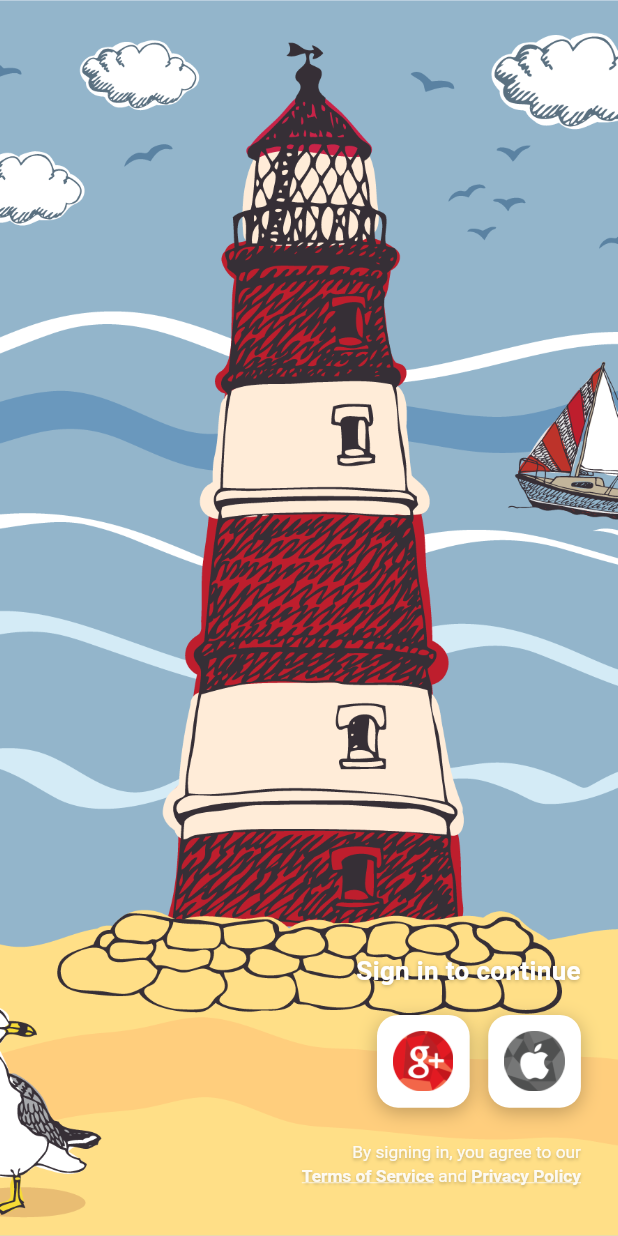
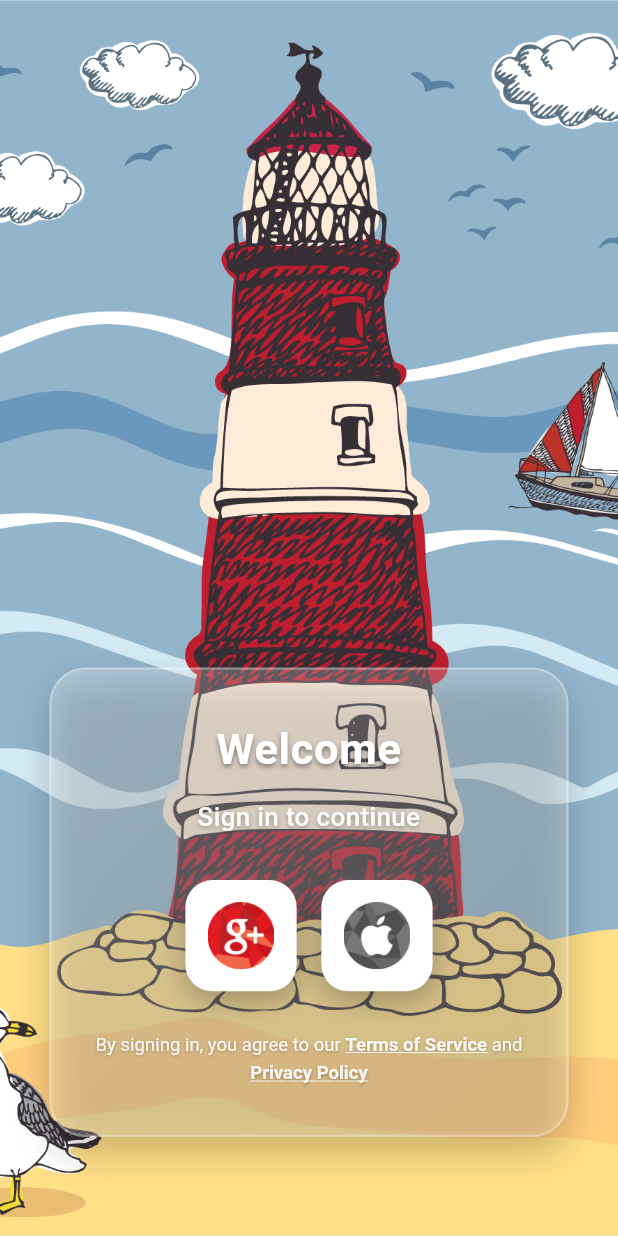
Before and after one commit to StoryBeeBooks/cangrant, a Flutter app: the AuthScreen screen opened directly, on a phone screen of 412 x 824 dp. Run offline on Flutter 3.47's test engine with Material 3 defaults, Android fonts, the phone set to English and light mode, and no system bars; our stand-ins replace google_sign_in, shared_preferences, sign_in_with_apple, supabase_flutter; accounts and stored records are empty.

Commit message:
Redesign auth screen with professional UX/UI: glassmorphism card, better hierarchy, improved readability

```diff
--- a/lib/screens/pre_login/auth_screen.dart
+++ b/lib/screens/pre_login/auth_screen.dart
@@ -140,45 +140,37 @@ class _AuthScreenState extends State<AuthScreen> {
             ),
           ),
 
-          // Content overlay - positioned in bottom right
+          // Content overlay - positioned at bottom with better UX/UI design
           SafeArea(
-            child: Align(
-              alignment: Alignment.bottomRight,
-              child: Padding(
-                padding: EdgeInsets.only(
-                  right: screenWidth * 0.06,
-                  bottom: screenHeight * 0.04,
-                  left: screenWidth * 0.15, // Allow space on left for balance
-                ),
             child: Column(
-                  mainAxisSize: MainAxisSize.min,
-                  crossAxisAlignment: CrossAxisAlignment.end,
               children: [
-                    // Error message (if any)
+                // Error message at top if present
                 if (_errorMessage != null)
                   Container(
                     width: double.infinity,
                     padding: EdgeInsets.symmetric(
-                          horizontal: screenWidth * 0.04,
-                          vertical: screenHeight * 0.015,
+                      horizontal: screenWidth * 0.045,
+                      vertical: screenHeight * 0.018,
                     ),
-                        margin: EdgeInsets.only(bottom: screenHeight * 0.025),
+                    margin: EdgeInsets.fromLTRB(
+                      screenWidth * 0.06,
+                      screenHeight * 0.02,
+                      screenWidth * 0.06,
+                      0,
+                    ),
                     decoration: BoxDecoration(
                       gradient: LinearGradient(
                         colors: [Colors.red[50]!, Colors.red[100]!],
                         begin: Alignment.topLeft,
                         end: Alignment.bottomRight,
                       ),
-                          borderRadius: BorderRadius.circular(12),
-                          border: Border.all(
-                            color: Colors.red[300]!,
-                            width: 1.5,
-                          ),
+                      borderRadius: BorderRadius.circular(16),
+                      border: Border.all(color: Colors.red[300]!, width: 1.5),
                       boxShadow: [
                         BoxShadow(
-                              color: Colors.red[100]!.withOpacity(0.3),
-                              blurRadius: 8,
-                              offset: const Offset(0, 2),
+                          color: Colors.black.withOpacity(0.15),
+                          blurRadius: 12,
+                          offset: const Offset(0, 4),
                         ),
                       ],
                     ),
@@ -186,11 +178,11 @@ class _AuthScreenState extends State<AuthScreen> {
                       crossAxisAlignment: CrossAxisAlignment.start,
                       children: [
                         Icon(
-                              Icons.info_outline_rounded,
+                          Icons.error_outline_rounded,
                           color: Colors.red[700],
-                              size: 22,
+                          size: 24,
                         ),
-                            const SizedBox(width: 10),
+                        const SizedBox(width: 12),
                         Expanded(
                           child: Column(
                             crossAxisAlignment: CrossAxisAlignment.start,
@@ -199,23 +191,23 @@ class _AuthScreenState extends State<AuthScreen> {
                                 'Sign In Failed',
                                 style: TextStyle(
                                   color: Colors.red[900],
-                                      fontSize: (screenWidth * 0.037).clamp(
-                                        13.0,
-                                        15.0,
+                                  fontSize: (screenWidth * 0.04).clamp(
+                                    14.0,
+                                    16.0,
                                   ),
                                   fontWeight: FontWeight.bold,
                                 ),
                               ),
-                                  const SizedBox(height: 3),
+                              const SizedBox(height: 4),
                               Text(
                                 _errorMessage!,
                                 style: TextStyle(
                                   color: Colors.red[800],
-                                      fontSize: (screenWidth * 0.033).clamp(
+                                  fontSize: (screenWidth * 0.035).clamp(
                                     12.0,
                                     14.0,
                                   ),
-                                      height: 1.4,
+                                  height: 1.5,
                                 ),
                               ),
                             ],
@@ -223,9 +215,9 @@ class _AuthScreenState extends State<AuthScreen> {
                         ),
                         IconButton(
                           icon: Icon(
-                                Icons.close,
+                            Icons.close_rounded,
                             color: Colors.red[700],
-                                size: 20,
+                            size: 22,
                           ),
                           onPressed: () {
                             setState(() {
@@ -239,15 +231,73 @@ class _AuthScreenState extends State<AuthScreen> {
                     ),
                   ),
 
-                    // Sign in instruction text - positioned above buttons
-                    Padding(
-                      padding: EdgeInsets.only(bottom: screenHeight * 0.02),
-                      child: Text(
+                const Spacer(),
+
+                // Sign-in card container with semi-transparent background
+                Container(
+                  margin: EdgeInsets.fromLTRB(
+                    screenWidth * 0.08,
+                    0,
+                    screenWidth * 0.08,
+                    screenHeight * 0.08,
+                  ),
+                  padding: EdgeInsets.symmetric(
+                    horizontal: screenWidth * 0.06,
+                    vertical: screenHeight * 0.04,
+                  ),
+                  decoration: BoxDecoration(
+                    gradient: LinearGradient(
+                      begin: Alignment.topLeft,
+                      end: Alignment.bottomRight,
+                      colors: [
+                        Colors.white.withOpacity(0.25),
+                        Colors.white.withOpacity(0.15),
+                      ],
+                    ),
+                    borderRadius: BorderRadius.circular(24),
+                    border: Border.all(
+                      color: Colors.white.withOpacity(0.3),
+                      width: 1.5,
+                    ),
+                    boxShadow: [
+                      BoxShadow(
+                        color: Colors.black.withOpacity(0.2),
+                        blurRadius: 20,
+                        offset: const Offset(0, 10),
+                      ),
+                    ],
+                  ),
+                  child: Column(
+                    mainAxisSize: MainAxisSize.min,
+                    children: [
+                      // Welcome text
+                      Text(
+                        'Welcome',
+                        style: TextStyle(
+                          fontSize: (screenWidth * 0.07).clamp(24.0, 32.0),
+                          fontWeight: FontWeight.bold,
+                          color: Colors.white,
+                          letterSpacing: 0.5,
+                          shadows: [
+                            Shadow(
+                              color: Colors.black.withOpacity(0.4),
+                              offset: const Offset(0, 2),
+                              blurRadius: 4,
+                            ),
+                          ],
+                        ),
+                        textAlign: TextAlign.center,
+                      ),
+
+                      SizedBox(height: screenHeight * 0.015),
+
+                      // Subtitle
+                      Text(
                         'Sign in to continue',
                         style: TextStyle(
                           fontSize: (screenWidth * 0.042).clamp(15.0, 18.0),
-                          fontWeight: FontWeight.w600,
-                          color: Colors.white,
+                          fontWeight: FontWeight.w500,
+                          color: Colors.white.withOpacity(0.95),
                           shadows: [
                             Shadow(
                               color: Colors.black.withOpacity(0.3),
@@ -256,36 +306,37 @@ class _AuthScreenState extends State<AuthScreen> {
                             ),
                           ],
                         ),
-                        textAlign: TextAlign.right,
+                        textAlign: TextAlign.center,
                       ),
-                    ),
+
+                      SizedBox(height: screenHeight * 0.035),
 
                       // Social Sign-In Buttons Row
                       Row(
-                      mainAxisSize: MainAxisSize.min,
+                        mainAxisAlignment: MainAxisAlignment.center,
                         children: [
                           // Google Sign-In Button
                           _buildGoogleSignInButton(screenWidth, screenHeight),
-                        SizedBox(width: screenWidth * 0.03),
+                          SizedBox(width: screenWidth * 0.04),
 
                           // Apple Sign-In Button
                           _buildAppleSignInButton(screenWidth, screenHeight),
                         ],
                       ),
 
+                      SizedBox(height: screenHeight * 0.03),
+
                       // Privacy note with clickable links
-                    Padding(
-                      padding: EdgeInsets.only(top: screenHeight * 0.025),
-                      child: RichText(
-                        textAlign: TextAlign.right,
+                      RichText(
+                        textAlign: TextAlign.center,
                         text: TextSpan(
                           style: TextStyle(
-                            fontSize: (screenWidth * 0.028).clamp(10.0, 12.0),
+                            fontSize: (screenWidth * 0.03).clamp(11.0, 13.0),
                             color: Colors.white.withOpacity(0.9),
-                            height: 1.4,
+                            height: 1.5,
                             shadows: [
                               Shadow(
-                                color: Colors.black.withOpacity(0.25),
+                                color: Colors.black.withOpacity(0.3),
                                 offset: const Offset(0, 1),
                                 blurRadius: 2,
                               ),
@@ -293,13 +344,14 @@ class _AuthScreenState extends State<AuthScreen> {
                           ),
                           children: [
                             const TextSpan(
-                              text: 'By signing in, you agree to our\n',
+                              text: 'By signing in, you agree to our ',
                             ),
                             TextSpan(
                               text: 'Terms of Service',
                               style: const TextStyle(
                                 fontWeight: FontWeight.bold,
                                 decoration: TextDecoration.underline,
+                                decorationColor: Colors.white,
                               ),
                               recognizer: TapGestureRecognizer()
                                 ..onTap = () => _launchURL(
@@ -312,6 +364,7 @@ class _AuthScreenState extends State<AuthScreen> {
                               style: const TextStyle(
                                 fontWeight: FontWeight.bold,
                                 decoration: TextDecoration.underline,
+                                decorationColor: Colors.white,
                               ),
                               recognizer: TapGestureRecognizer()
                                 ..onTap = () => _launchURL(
@@ -321,10 +374,10 @@ class _AuthScreenState extends State<AuthScreen> {
                           ],
                         ),
                       ),
-                    ),
                     ],
                   ),
                 ),
+              ],
             ),
           ),
         ],
@@ -344,22 +397,26 @@ class _AuthScreenState extends State<AuthScreen> {
   }
 
   Widget _buildGoogleSignInButton(double screenWidth, double screenHeight) {
-    // Button size scales with screen size but maintains good proportions
-    // Using smaller percentages for bottom-right placement
-    final buttonSize = (screenWidth * 0.15).clamp(56.0, 72.0);
-    final iconSize = (buttonSize * 0.65).clamp(36.0, 48.0);
+    // Larger buttons for better UX - easier to tap
+    final buttonSize = (screenWidth * 0.18).clamp(68.0, 88.0);
+    final iconSize = (buttonSize * 0.6).clamp(40.0, 52.0);
 
     return Container(
       width: buttonSize,
       height: buttonSize,
       decoration: BoxDecoration(
         color: Colors.white,
-        borderRadius: BorderRadius.circular(14),
+        borderRadius: BorderRadius.circular(18),
         boxShadow: [
           BoxShadow(
-            color: Colors.black.withOpacity(0.25),
-            blurRadius: 10,
-            offset: const Offset(0, 3),
+            color: Colors.black.withOpacity(0.3),
+            blurRadius: 15,
+            offset: const Offset(0, 5),
+          ),
+          BoxShadow(
+            color: Colors.white.withOpacity(0.1),
+            blurRadius: 8,
+            offset: const Offset(0, -2),
           ),
         ],
       ),
@@ -367,13 +424,18 @@ class _AuthScreenState extends State<AuthScreen> {
         color: Colors.transparent,
         child: InkWell(
           onTap: _isLoading ? null : _handleGoogleSignIn,
-          borderRadius: BorderRadius.circular(14),
+          borderRadius: BorderRadius.circular(18),
           child: Center(
             child: _isLoading
                 ? SizedBox(
                     height: iconSize * 0.7,
                     width: iconSize * 0.7,
-                    child: const CircularProgressIndicator(strokeWidth: 2.5),
+                    child: const CircularProgressIndicator(
+                      strokeWidth: 3,
+                      valueColor: AlwaysStoppedAnimation<Color>(
+                        Color(0xFF4285F4),
+                      ),
+                    ),
                   )
                 : Image.asset(
                     'assets/images/Google Icon.png',
@@ -388,21 +450,26 @@ class _AuthScreenState extends State<AuthScreen> {
   }
 
   Widget _buildAppleSignInButton(double screenWidth, double screenHeight) {
-    // Button size scales with screen size but maintains good proportions
-    final buttonSize = (screenWidth * 0.15).clamp(56.0, 72.0);
-    final iconSize = (buttonSize * 0.65).clamp(36.0, 48.0);
+    // Larger buttons for better UX - easier to tap
+    final buttonSize = (screenWidth * 0.18).clamp(68.0, 88.0);
+    final iconSize = (buttonSize * 0.6).clamp(40.0, 52.0);
 
     return Container(
       width: buttonSize,
       height: buttonSize,
       decoration: BoxDecoration(
         color: Colors.white,
-        borderRadius: BorderRadius.circular(14),
+        borderRadius: BorderRadius.circular(18),
         boxShadow: [
           BoxShadow(
-            color: Colors.black.withOpacity(0.25),
-            blurRadius: 10,
-            offset: const Offset(0, 3),
+            color: Colors.black.withOpacity(0.3),
+            blurRadius: 15,
+            offset: const Offset(0, 5),
+          ),
+          BoxShadow(
+            color: Colors.white.withOpacity(0.1),
+            blurRadius: 8,
+            offset: const Offset(0, -2),
           ),
         ],
       ),
@@ -410,13 +477,16 @@ class _AuthScreenState extends State<AuthScreen> {
         color: Colors.transparent,
         child: InkWell(
           onTap: _isLoading ? null : _handleAppleSignIn,
-          borderRadius: BorderRadius.circular(14),
+          borderRadius: BorderRadius.circular(18),
           child: Center(
             child: _isLoading
                 ? SizedBox(
                     height: iconSize * 0.7,
                     width: iconSize * 0.7,
-                    child: const CircularProgressIndicator(strokeWidth: 2.5),
+                    child: const CircularProgressIndicator(
+                      strokeWidth: 3,
+                      valueColor: AlwaysStoppedAnimation<Color>(Colors.black),
+                    ),
                   )
                 : Image.asset(
                     'assets/images/Apple Icon.png',
```
Also changed, not shown: 1 other file. Lines whose indentation alone changed are shown as unchanged.
